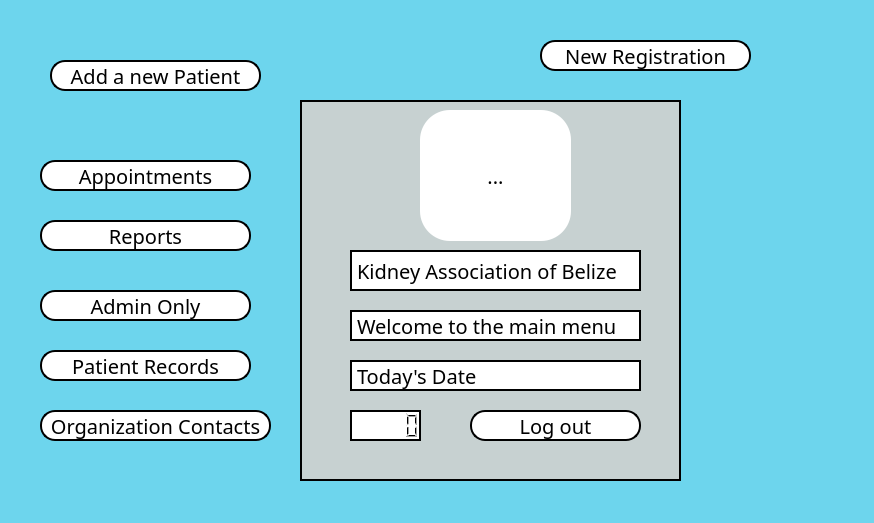
This is homemenu.ui in Lurothero/KidneyAssociation as Qt 5 draws it before an edit. The edited form follows.
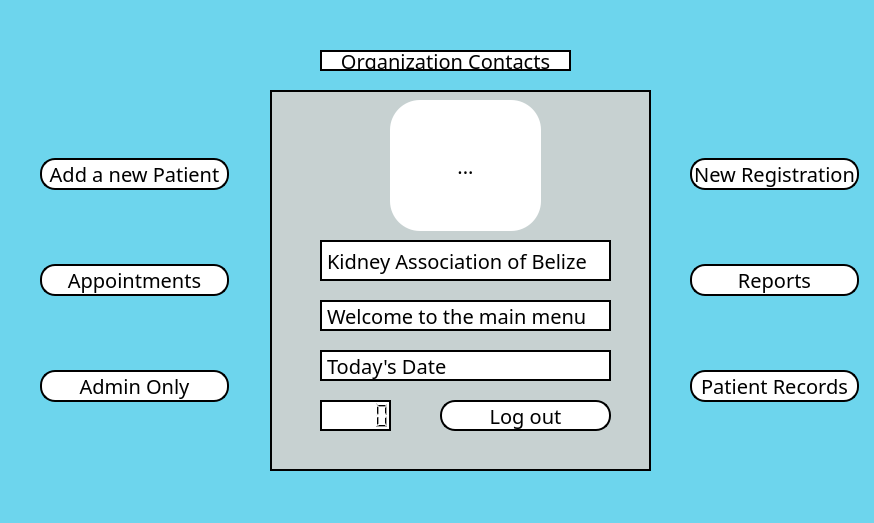
This is the edited form. Icons and pictures are not drawn.

Commit message: I fixed the scrolling issue for the registration form will continue to check that all buttons are working in the main menu

```diff
--- a/homemenu.ui
+++ b/homemenu.ui
@@ -61,151 +61,11 @@
    background-color: white;
 }</string>
   </property>
-  <widget class="QPushButton" name="reportButton">
-   <property name="geometry">
-    <rect>
-     <x>40</x>
-     <y>220</y>
-     <width>211</width>
-     <height>31</height>
-    </rect>
-   </property>
-   <property name="styleSheet">
-    <string notr="true">QPushButton
-{
-   border: 2px solid black;
-   background-color: white;
-   border-radius: 15px;
-}
-
-QPushButton:hover
-{
-   color: #D1D2D2;
-   border-radius: 15px;
-   background: #426a78;
-}</string>
-   </property>
-   <property name="text">
-    <string>Reports</string>
-   </property>
-  </widget>
-  <widget class="QPushButton" name="patientAddButton">
-   <property name="geometry">
-    <rect>
-     <x>50</x>
-     <y>60</y>
-     <width>211</width>
-     <height>31</height>
-    </rect>
-   </property>
-   <property name="styleSheet">
-    <string notr="true">QPushButton
-{
-   border: 2px solid black;
-   background-color: white;
-   border-radius: 15px;
-}
-
-QPushButton:hover
-{
-   color: #D1D2D2;
-   border-radius: 15px;
-   background: #426a78;
-}</string>
-   </property>
-   <property name="text">
-    <string>Add a new Patient</string>
-   </property>
-  </widget>
-  <widget class="QPushButton" name="AppointmentButton">
-   <property name="geometry">
-    <rect>
-     <x>40</x>
-     <y>160</y>
-     <width>211</width>
-     <height>31</height>
-    </rect>
-   </property>
-   <property name="styleSheet">
-    <string notr="true">QPushButton
-{
-   border: 2px solid black;
-   background-color: white;
-   border-radius: 15px;
-}
-
-QPushButton:hover
-{
-   color: #D1D2D2;
-   border-radius: 15px;
-   background: #426a78;
-}</string>
-   </property>
-   <property name="text">
-    <string>Appointments</string>
-   </property>
-  </widget>
-  <widget class="QPushButton" name="registrationButton">
-   <property name="geometry">
-    <rect>
-     <x>540</x>
-     <y>40</y>
-     <width>211</width>
-     <height>31</height>
-    </rect>
-   </property>
-   <property name="styleSheet">
-    <string notr="true">QPushButton
-{
-   border: 2px solid black;
-   background-color: white;
-   border-radius: 15px;
-}
-
-QPushButton:hover
-{
-   color: #D1D2D2;
-   border-radius: 15px;
-   background: #426a78;
-}</string>
-   </property>
-   <property name="text">
-    <string>New Registration</string>
-   </property>
-  </widget>
-  <widget class="QPushButton" name="adminButton">
-   <property name="geometry">
-    <rect>
-     <x>40</x>
-     <y>290</y>
-     <width>211</width>
-     <height>31</height>
-    </rect>
-   </property>
-   <property name="styleSheet">
-    <string notr="true">QPushButton
-{
-   border: 2px solid black;
-   background-color: white;
-   border-radius: 15px;
-}
-
-QPushButton:hover
-{
-   color: #D1D2D2;
-   border-radius: 15px;
-   background: #426a78;
-}</string>
-   </property>
-   <property name="text">
-    <string>Admin Only</string>
-   </property>
-  </widget>
   <widget class="QFrame" name="frame">
    <property name="geometry">
     <rect>
-     <x>300</x>
-     <y>100</y>
+     <x>270</x>
+     <y>90</y>
      <width>381</width>
      <height>381</height>
     </rect>
@@ -336,41 +196,13 @@
     </property>
    </widget>
   </widget>
-  <widget class="QPushButton" name="patientRecButton">
-   <property name="geometry">
-    <rect>
-     <x>40</x>
-     <y>350</y>
-     <width>211</width>
-     <height>31</height>
-    </rect>
-   </property>
-   <property name="styleSheet">
-    <string notr="true">QPushButton
-{
-   border: 2px solid black;
-   background-color: white;
-   border-radius: 15px;
-}
-
-QPushButton:hover
-{
-   color: #D1D2D2;
-   border-radius: 15px;
-   background: #426a78;
-}</string>
-   </property>
-   <property name="text">
-    <string>Patient Records</string>
-   </property>
-  </widget>
   <widget class="QPushButton" name="contactButton">
    <property name="geometry">
     <rect>
-     <x>40</x>
-     <y>410</y>
-     <width>231</width>
-     <height>31</height>
+     <x>320</x>
+     <y>50</y>
+     <width>251</width>
+     <height>21</height>
     </rect>
    </property>
    <property name="styleSheet">
@@ -392,6 +224,162 @@
     <string>Organization Contacts</string>
    </property>
   </widget>
+  <widget class="QWidget" name="">
+   <property name="geometry">
+    <rect>
+     <x>40</x>
+     <y>90</y>
+     <width>189</width>
+     <height>381</height>
+    </rect>
+   </property>
+   <layout class="QVBoxLayout" name="verticalLayout">
+    <item>
+     <widget class="QPushButton" name="patientAddButton">
+      <property name="styleSheet">
+       <string notr="true">QPushButton
+{
+   border: 2px solid black;
+   background-color: white;
+   border-radius: 15px;
+}
+
+QPushButton:hover
+{
+   color: #D1D2D2;
+   border-radius: 15px;
+   background: #426a78;
+}</string>
+      </property>
+      <property name="text">
+       <string>Add a new Patient</string>
+      </property>
+     </widget>
+    </item>
+    <item>
+     <widget class="QPushButton" name="AppointmentButton">
+      <property name="styleSheet">
+       <string notr="true">QPushButton
+{
+   border: 2px solid black;
+   background-color: white;
+   border-radius: 15px;
+}
+
+QPushButton:hover
+{
+   color: #D1D2D2;
+   border-radius: 15px;
+   background: #426a78;
+}</string>
+      </property>
+      <property name="text">
+       <string>Appointments</string>
+      </property>
+     </widget>
+    </item>
+    <item>
+     <widget class="QPushButton" name="adminButton">
+      <property name="styleSheet">
+       <string notr="true">QPushButton
+{
+   border: 2px solid black;
+   background-color: white;
+   border-radius: 15px;
+}
+
+QPushButton:hover
+{
+   color: #D1D2D2;
+   border-radius: 15px;
+   background: #426a78;
+}</string>
+      </property>
+      <property name="text">
+       <string>Admin Only</string>
+      </property>
+     </widget>
+    </item>
+   </layout>
+  </widget>
+  <widget class="QWidget" name="">
+   <property name="geometry">
+    <rect>
+     <x>690</x>
+     <y>90</y>
+     <width>169</width>
+     <height>381</height>
+    </rect>
+   </property>
+   <layout class="QVBoxLayout" name="verticalLayout_2">
+    <item>
+     <widget class="QPushButton" name="registrationButton">
+      <property name="styleSheet">
+       <string notr="true">QPushButton
+{
+   border: 2px solid black;
+   background-color: white;
+   border-radius: 15px;
+}
+
+QPushButton:hover
+{
+   color: #D1D2D2;
+   border-radius: 15px;
+   background: #426a78;
+}</string>
+      </property>
+      <property name="text">
+       <string>New Registration</string>
+      </property>
+     </widget>
+    </item>
+    <item>
+     <widget class="QPushButton" name="reportButton">
+      <property name="styleSheet">
+       <string notr="true">QPushButton
+{
+   border: 2px solid black;
+   background-color: white;
+   border-radius: 15px;
+}
+
+QPushButton:hover
+{
+   color: #D1D2D2;
+   border-radius: 15px;
+   background: #426a78;
+}</string>
+      </property>
+      <property name="text">
+       <string>Reports</string>
+      </property>
+     </widget>
+    </item>
+    <item>
+     <widget class="QPushButton" name="patientRecButton">
+      <property name="styleSheet">
+       <string notr="true">QPushButton
+{
+   border: 2px solid black;
+   background-color: white;
+   border-radius: 15px;
+}
+
+QPushButton:hover
+{
+   color: #D1D2D2;
+   border-radius: 15px;
+   background: #426a78;
+}</string>
+      </property>
+      <property name="text">
+       <string>Patient Records</string>
+      </property>
+     </widget>
+    </item>
+   </layout>
+  </widget>
  </widget>
  <resources>
   <include location="resource.qrc"/>
```
The commit also changes 15 other files.
